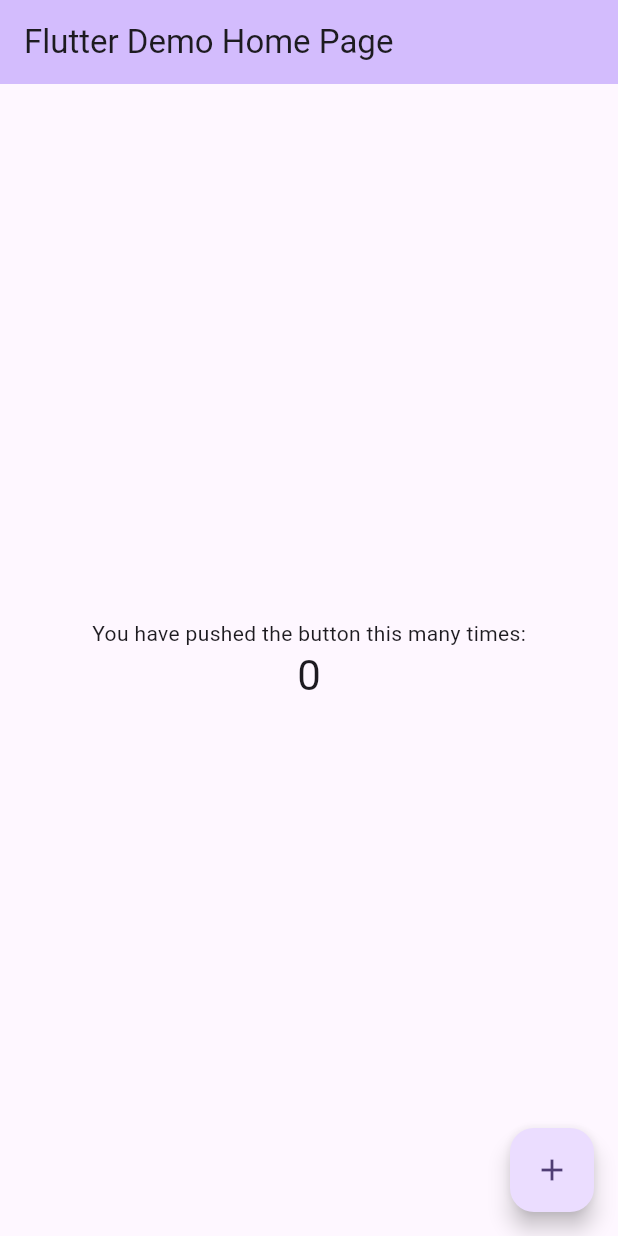
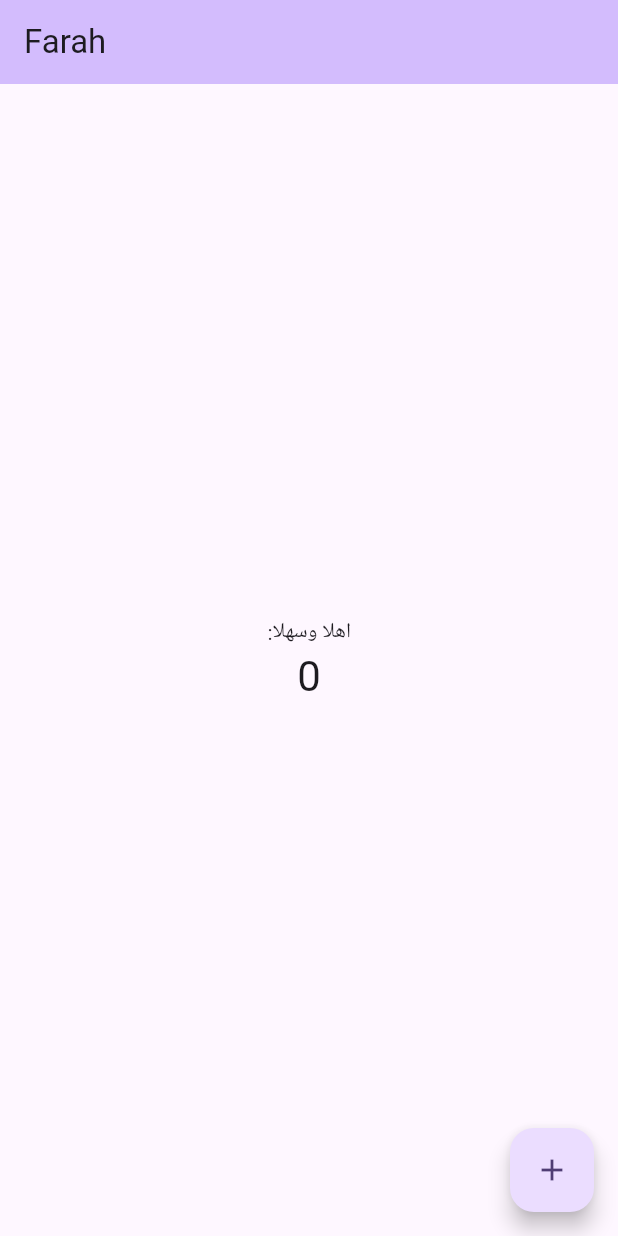
Before and after one commit to FarahWattad/FinalProgect, a Flutter app: the screen it shows after launch, on a phone screen of 412 x 824 dp. Run offline on Flutter 3.47's test engine with Material 3 defaults, Android fonts, the phone set to English and light mode, and no system bars.

Commit message:
adding 3shatat

```diff
--- a/lib/main.dart
+++ b/lib/main.dart
@@ -3,50 +3,26 @@ import 'package:flutter/material.dart';
 void main() {
   runApp(const MyApp());
 }
-//farah
+
+
 class MyApp extends StatelessWidget {
   const MyApp({super.key});
 
-  // This widget is the root of your application.
   @override
   Widget build(BuildContext context) {
     return MaterialApp(
       title: 'Flutter Demo',
       theme: ThemeData(
-        // This is the theme of your application.
-        //
-        // TRY THIS: Try running your application with "flutter run". You'll see
-        // the application has a purple toolbar. Then, without quitting the app,
-        // try changing the seedColor in the colorScheme below to Colors.green
-        // and then invoke "hot reload" (save your changes or press the "hot
-        // reload" button in a Flutter-supported IDE, or press "r" if you used
-        // the command line to start the app).
-        //
-        // Notice that the counter didn't reset back to zero; the application
-        // state is not lost during the reload. To reset the state, use hot
-        // restart instead.
-        //
-        // This works for code too, not just values: Most code changes can be
-        // tested with just a hot reload.
+
         colorScheme: ColorScheme.fromSeed(seedColor: Colors.deepPurple),
         useMaterial3: true,
       ),
-      home: const MyHomePage(title: 'Flutter Demo Home Page'),
+      home: const MyHomePage(title: 'Farah'),
     );
   }
 }
-
 class MyHomePage extends StatefulWidget {
   const MyHomePage({super.key, required this.title});
-
-  // This widget is the home page of your application. It is stateful, meaning
-  // that it has a State object (defined below) that contains fields that affect
-  // how it looks.
-
-  // This class is the configuration for the state. It holds the values (in this
-  // case the title) provided by the parent (in this case the App widget) and
-  // used by the build method of the State. Fields in a Widget subclass are
-  // always marked "final".
 
   final String title;
 
@@ -59,54 +35,28 @@ class _MyHomePageState extends State<MyHomePage> {
 
   void _incrementCounter() {
     setState(() {
-      // This call to setState tells the Flutter framework that something has
-      // changed in this State, which causes it to rerun the build method below
-      // so that the display can reflect the updated values. If we changed
-      // _counter without calling setState(), then the build method would not be
-      // called again, and so nothing would appear to happen.
       _counter++;
     });
   }
 
   @override
   Widget build(BuildContext context) {
-    // This method is rerun every time setState is called, for instance as done
-    // by the _incrementCounter method above.
-    //
-    // The Flutter framework has been optimized to make rerunning build methods
-    // fast, so that you can just rebuild anything that needs updating rather
-    // than having to individually change instances of widgets.
+
     return Scaffold(
       appBar: AppBar(
-        // TRY THIS: Try changing the color here to a specific color (to
-        // Colors.amber, perhaps?) and trigger a hot reload to see the AppBar
-        // change color while the other colors stay the same.
+
         backgroundColor: Theme.of(context).colorScheme.inversePrimary,
-        // Here we take the value from the MyHomePage object that was created by
-        // the App.build method, and use it to set our appbar title.
+
         title: Text(widget.title),
       ),
       body: Center(
-        // Center is a layout widget. It takes a single child and positions it
-        // in the middle of the parent.
+
         child: Column(
-          // Column is also a layout widget. It takes a list of children and
-          // arranges them vertically. By default, it sizes itself to fit its
-          // children horizontally, and tries to be as tall as its parent.
-          //
-          // Column has various properties to control how it sizes itself and
-          // how it positions its children. Here we use mainAxisAlignment to
-          // center the children vertically; the main axis here is the vertical
-          // axis because Columns are vertical (the cross axis would be
-          // horizontal).
-          //
-          // TRY THIS: Invoke "debug painting" (choose the "Toggle Debug Paint"
-          // action in the IDE, or press "p" in the console), to see the
-          // wireframe for each widget.
+
           mainAxisAlignment: MainAxisAlignment.center,
           children: <Widget>[
             const Text(
-              'You have pushed the button this many times:',
+              ':اهلا وسهلا',
             ),
             Text(
               '$_counter',
```
Also changed, not shown: lib/Images/3shahtat.png (added).
